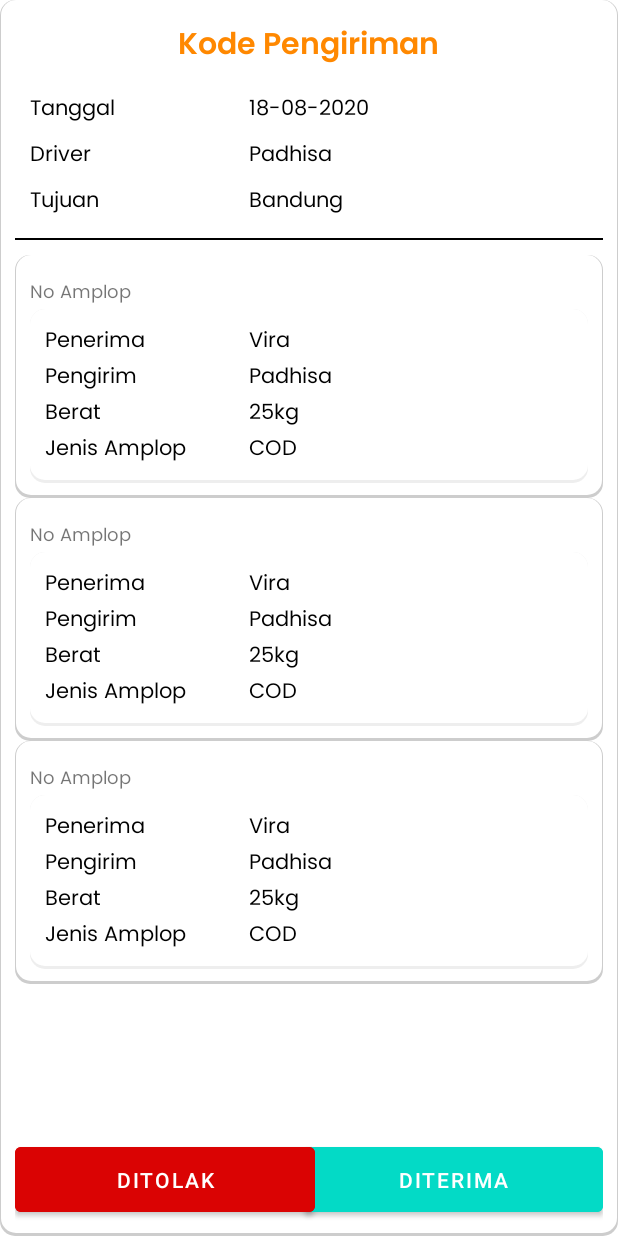
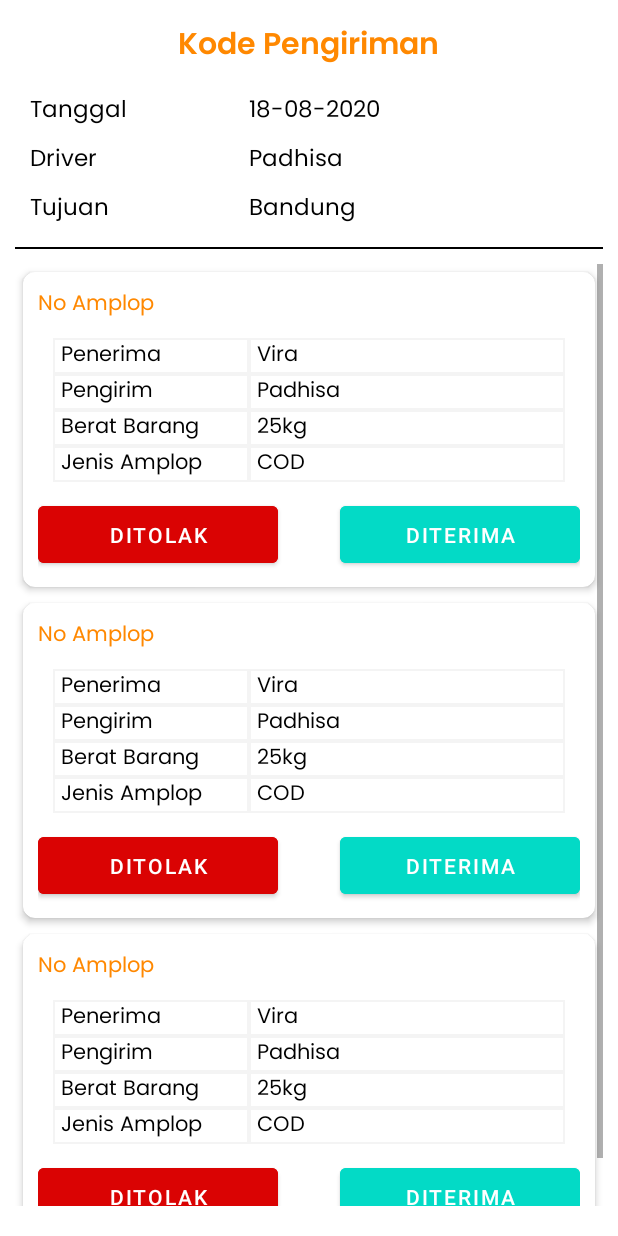
Before and after one commit to https-github-com-Magang/aplikasi_jagad, an Android app: the layout activity_detail_order.xml on its own in the app's theme, with its tools: preview values and no code run, on a phone screen of 412 x 824 dp. Run offline under Robolectric (Android 15) with nearby library versions, the phone set to English and light mode, and no system bars.

Commit message:
nampilin amplop di surat jalan

```diff
--- a/app/src/main/java/com/aplikasijagad/DetailOrderActivity.kt
+++ b/app/src/main/java/com/aplikasijagad/DetailOrderActivity.kt
@@ -40,13 +40,7 @@ class DetailOrderActivity : AppCompatActivity() {
         detail_tanggal.text = data?.tanggal
         detail_tujuan.text = data?.tujuan
 
-        amplop()
-    }
-
-    private fun amplop() {
-//        val uid = user.uid
-
-        database.getReference("SURATJALAN").child("SRJ001").child("Amplop").addListenerForSingleValueEvent(object :
+        database.getReference("SURATJALAN").child(data!!.uidSRJ).child("Amplop").orderByChild("idSRJ").equalTo(data.uidSRJ).addListenerForSingleValueEvent(object :
             ValueEventListener {
             override fun onCancelled(p0: DatabaseError) {}
 
@@ -68,8 +62,7 @@ class DetailOrderActivity : AppCompatActivity() {
                     itemView.detail_rincian_jenis.text = item.jenisamplop
                 }, { _, item ->
                     val intent = Intent(applicationContext, DetailOrderActivity::class.java)
-//                    intent.putExtra("data", item)
-                    startActivity(intent)
+//
                 })
 
                 rvLaporanAmplop.apply {
@@ -79,6 +72,7 @@ class DetailOrderActivity : AppCompatActivity() {
             }
         })
     }
+
 
 //    private fun accepted() {
 //        val builder = AlertDialog.Builder(requireContext())
--- a/app/src/main/java/com/aplikasijagad/kurir/HomeKurirFragment.kt
+++ b/app/src/main/java/com/aplikasijagad/kurir/HomeKurirFragment.kt
@@ -86,7 +86,7 @@ class HomeKurirFragment : Fragment() {
     private fun orderKurir() {
         val uid = user.uid
 
-        database.getReference("SURATJALAN").orderByChild("idDriver").equalTo(uid).addListenerForSingleValueEvent(object :
+        database.getReference("SURATJALAN").orderByChild("uidDriver").equalTo(uid).addListenerForSingleValueEvent(object :
             ValueEventListener {
             override fun onCancelled(p0: DatabaseError) {}
 
--- /dev/null
+++ b/app/src/main/res/drawable/background_amplop.xml
@@ -0,0 +1,16 @@
+<?xml version="1.0" encoding="utf-8"?>
+<layer-list xmlns:android="http://schemas.android.com/apk/res/android">
+    <item
+        android:top="0dp"
+        android:left="0dp"
+        android:right="0dp"
+        android:bottom="0dp">
+
+        <shape android:shape="rectangle">
+            <solid android:color="#fff"/>
+            <stroke
+                android:width="1dp"
+                android:color="#F4F4F4"/>
+        </shape>
+    </item>
+</layer-list>
--- a/app/src/main/res/drawable/background_purple.xml
+++ b/app/src/main/res/drawable/background_purple.xml
@@ -12,7 +12,7 @@
         android:top="0dp"
         android:bottom="2dp">
         <shape android:shape="rectangle">
-            <solid android:color="@color/purple_500"/>
+            <solid android:color="@color/btn"/>
             <corners android:radius="3dp" />
         </shape>
     </item>
--- a/app/src/main/res/layout/activity_detail_order.xml
+++ b/app/src/main/res/layout/activity_detail_order.xml
@@ -11,7 +11,6 @@
         android:id="@+id/relativeLayout"
         android:layout_width="match_parent"
         android:layout_height="wrap_content"
-        android:background="@drawable/background_putih"
         android:padding="10dp"
         app:layout_constraintEnd_toEndOf="parent"
         app:layout_constraintStart_toStartOf="parent"
@@ -57,7 +56,7 @@
                     android:paddingVertical="3dp"
                     android:text="Tanggal"
                     android:textColor="@color/black"
-                    android:textSize="14sp" />
+                    android:textSize="15sp" />
 
                 <TextView
                     android:id="@+id/tv_totloket2"
@@ -67,7 +66,7 @@
                     android:paddingVertical="3dp"
                     android:text="Driver"
                     android:textColor="@color/black"
-                    android:textSize="14sp" />
+                    android:textSize="15sp" />
 
                 <TextView
                     android:id="@+id/tv_totloket3"
@@ -77,7 +76,7 @@
                     android:paddingVertical="3dp"
                     android:text="Tujuan"
                     android:textColor="@color/black"
-                    android:textSize="14sp" />
+                    android:textSize="15sp" />
 
             </LinearLayout>
 
@@ -95,7 +94,7 @@
                     android:paddingVertical="3dp"
                     android:text="18-08-2020"
                     android:textColor="@color/black"
-                    android:textSize="14sp" />
+                    android:textSize="15sp" />
 
                 <TextView
                     android:id="@+id/detail_driver"
@@ -105,7 +104,7 @@
                     android:paddingVertical="3dp"
                     android:text="Padhisa"
                     android:textColor="@color/black"
-                    android:textSize="14sp" />
+                    android:textSize="15sp" />
 
                 <TextView
                     android:id="@+id/detail_tujuan"
@@ -115,38 +114,20 @@
                     android:paddingVertical="3dp"
                     android:text="Bandung"
                     android:textColor="@color/black"
-                    android:textSize="14sp" />
+                    android:textSize="15sp" />
             </LinearLayout>
         </LinearLayout>
 
-        <Button
-            android:id="@+id/button3"
-            android:layout_width="200dp"
-            android:layout_height="55dp"
-            android:layout_alignParentEnd="true"
-            android:layout_alignParentBottom="true"
-            android:backgroundTint="@color/green"
-            android:text="@string/diterima" />
-
-        <Button
-            android:id="@+id/button4"
-            android:layout_width="200dp"
-            android:layout_height="55dp"
-            android:layout_alignParentStart="true"
-            android:layout_alignParentBottom="true"
-            android:backgroundTint="@color/red"
-            android:text="@string/ditolak" />
-
         <ScrollView
-            android:layout_width="wrap_content"
+            android:layout_width="match_parent"
             android:layout_height="wrap_content"
-            android:layout_marginBottom="50dp"
             android:layout_below="@+id/linearLayout2"
-            android:layout_marginTop="10dp">
+            android:layout_marginTop="10dp"
+            android:layout_marginBottom="10dp">
 
             <androidx.recyclerview.widget.RecyclerView
                 android:id="@+id/rvLaporanAmplop"
-                android:layout_width="wrap_content"
+                android:layout_width="match_parent"
                 android:layout_height="wrap_content"
                 tools:listitem="@layout/list_amplop" />
         </ScrollView>
--- a/app/src/main/res/layout/activity_login.xml
+++ b/app/src/main/res/layout/activity_login.xml
@@ -28,6 +28,8 @@
             android:layout_width="300dp"
             android:layout_height="wrap_content"
             android:layout_marginTop="40dp"
+            app:boxStrokeColor="@color/btn"
+
             app:layout_constraintEnd_toEndOf="parent"
             app:layout_constraintStart_toStartOf="parent"
             app:layout_constraintTop_toBottomOf="@+id/tv_login">
@@ -47,6 +49,7 @@
             style="@style/Widget.MaterialComponents.TextInputLayout.OutlinedBox"
             android:layout_width="300dp"
             android:layout_height="wrap_content"
+            app:boxStrokeColor="@color/btn"
             android:layout_marginTop="10dp"
             app:layout_constraintEnd_toEndOf="@+id/et_lognik"
             app:layout_constraintStart_toStartOf="@+id/et_lognik"
@@ -65,12 +68,11 @@
         <Button
             android:id="@+id/btn_login"
             android:layout_marginTop="40dp"
-            android:text="Log In"
+            android:text="Login"
             android:textColor="@color/white"
             android:layout_width="254dp"
             android:layout_height="41dp"
             android:background="@drawable/background_orange"
-
             app:layout_constraintEnd_toEndOf="@+id/btn_logcourier"
             app:layout_constraintStart_toStartOf="@+id/btn_logadmin"
             app:layout_constraintTop_toBottomOf="@+id/btn_logcourier" />
--- a/app/src/main/res/layout/list_amplop.xml
+++ b/app/src/main/res/layout/list_amplop.xml
@@ -1,15 +1,17 @@
 <?xml version="1.0" encoding="utf-8"?>
-<androidx.constraintlayout.widget.ConstraintLayout xmlns:android="http://schemas.android.com/apk/res/android"
+<androidx.cardview.widget.CardView xmlns:android="http://schemas.android.com/apk/res/android"
     xmlns:app="http://schemas.android.com/apk/res-auto"
     xmlns:tools="http://schemas.android.com/tools"
     android:layout_width="match_parent"
     android:layout_height="wrap_content"
+    android:layout_margin="5dp"
+    app:cardCornerRadius="8dp"
+    app:cardElevation="3dp"
     tools:context=".DetailOrderActivity">
 
-    <RelativeLayout
+    <androidx.constraintlayout.widget.ConstraintLayout
         android:layout_width="match_parent"
         android:layout_height="wrap_content"
-        android:background="@drawable/background_putih"
         android:padding="10dp"
         app:layout_constraintEnd_toEndOf="parent"
         app:layout_constraintStart_toStartOf="parent"
@@ -22,13 +24,13 @@
             android:layout_height="wrap_content"
             android:layout_below="@+id/linearLayout2"
             android:layout_alignStart="@+id/detail_kode"
-            android:layout_marginStart="0dp"
-            android:layout_marginTop="5dp"
             android:fontFamily="@font/poppins"
             android:maxLines="1"
             android:text="No Amplop"
-            android:textColorHint="@color/black"
-            android:textSize="12sp" />
+            android:textColor="@android:color/holo_orange_dark"
+            android:textSize="14sp"
+            app:layout_constraintStart_toStartOf="parent"
+            app:layout_constraintTop_toTopOf="parent" />
 
         <LinearLayout
             android:id="@+id/linearLayout3"
@@ -36,10 +38,11 @@
             android:layout_height="wrap_content"
             android:layout_below="@id/tv_rincian"
             android:layout_alignStart="@id/tv_rincian"
-            android:background="@drawable/background_white"
             android:baselineAligned="false"
             android:orientation="horizontal"
-            android:padding="10dp">
+            android:padding="10dp"
+            app:layout_constraintTop_toBottomOf="@+id/tv_rincian"
+            tools:layout_editor_absoluteX="10dp">
 
             <LinearLayout
                 android:layout_width="110dp"
@@ -51,6 +54,8 @@
                     android:id="@+id/tv_totkurir3"
                     android:layout_width="match_parent"
                     android:layout_height="wrap_content"
+                    android:paddingLeft="5dp"
+                    android:background="@drawable/background_amplop"
                     android:fontFamily="@font/poppins"
                     android:text="Penerima"
                     android:textColor="@color/black"
@@ -60,7 +65,9 @@
                     android:id="@+id/tv_totloket4"
                     android:layout_width="match_parent"
                     android:layout_height="wrap_content"
+                    android:background="@drawable/background_amplop"
                     android:fontFamily="@font/poppins"
+                    android:paddingLeft="5dp"
                     android:paddingVertical="0dp"
                     android:text="Pengirim"
                     android:textColor="@color/black"
@@ -70,8 +77,10 @@
                     android:id="@+id/tv_totloket5"
                     android:layout_width="match_parent"
                     android:layout_height="wrap_content"
+                    android:paddingLeft="5dp"
+                    android:background="@drawable/background_amplop"
                     android:fontFamily="@font/poppins"
-                    android:text="Berat"
+                    android:text="Berat Barang"
                     android:textColor="@color/black"
                     android:textSize="14sp" />
 
@@ -79,6 +88,8 @@
                     android:id="@+id/tv_totkurir6"
                     android:layout_width="match_parent"
                     android:layout_height="wrap_content"
+                    android:paddingLeft="5dp"
+                    android:background="@drawable/background_amplop"
                     android:fontFamily="@font/poppins"
                     android:text="Jenis Amplop"
                     android:textColor="@color/black"
@@ -95,8 +106,10 @@
                     android:id="@+id/detail_rincian_penerima"
                     android:layout_width="match_parent"
                     android:layout_height="wrap_content"
+                    android:background="@drawable/background_amplop"
                     android:fontFamily="@font/poppins"
                     android:text="Vira"
+                    android:paddingLeft="5dp"
                     android:textColor="@color/black"
                     android:textSize="14sp" />
 
@@ -104,8 +117,10 @@
                     android:id="@+id/detail_rincian_pengirim"
                     android:layout_width="match_parent"
                     android:layout_height="wrap_content"
+                    android:background="@drawable/background_amplop"
                     android:fontFamily="@font/poppins"
                     android:text="Padhisa"
+                    android:paddingLeft="5dp"
                     android:textColor="@color/black"
                     android:textSize="14sp" />
 
@@ -113,7 +128,9 @@
                     android:id="@+id/detail_rincian_berat"
                     android:layout_width="match_parent"
                     android:layout_height="wrap_content"
+                    android:background="@drawable/background_amplop"
                     android:fontFamily="@font/poppins"
+                    android:paddingLeft="5dp"
                     android:text="25kg"
                     android:textColor="@color/black"
                     android:textSize="14sp" />
@@ -122,11 +139,33 @@
                     android:id="@+id/detail_rincian_jenis"
                     android:layout_width="match_parent"
                     android:layout_height="wrap_content"
+                    android:background="@drawable/background_amplop"
                     android:fontFamily="@font/poppins"
                     android:text="COD"
+                    android:paddingLeft="5dp"
                     android:textColor="@color/black"
                     android:textSize="14sp" />
             </LinearLayout>
         </LinearLayout>
-    </RelativeLayout>
-</androidx.constraintlayout.widget.ConstraintLayout>
+
+        <Button
+            android:id="@+id/button3"
+            android:layout_width="160dp"
+            android:layout_height="50dp"
+            android:backgroundTint="@color/green"
+            android:text="@string/diterima"
+            app:layout_constraintBottom_toBottomOf="parent"
+            app:layout_constraintEnd_toEndOf="@+id/linearLayout3"
+            app:layout_constraintTop_toBottomOf="@+id/linearLayout3" />
+
+        <Button
+            android:id="@+id/button4"
+            android:layout_width="160dp"
+            android:layout_height="50dp"
+            android:backgroundTint="@color/red"
+            android:text="@string/ditolak"
+            app:layout_constraintBottom_toBottomOf="parent"
+            app:layout_constraintStart_toStartOf="@+id/linearLayout3"
+            app:layout_constraintTop_toBottomOf="@+id/linearLayout3" />
+    </androidx.constraintlayout.widget.ConstraintLayout>
+</androidx.cardview.widget.CardView>
--- a/app/src/main/res/values-night/themes.xml
+++ b/app/src/main/res/values-night/themes.xml
@@ -2,7 +2,7 @@
     <!-- Base application theme. -->
     <style name="Theme.AplikasiJagad" parent="Theme.MaterialComponents.Light.NoActionBar">
         <!-- Primary brand color. -->
-        <item name="colorPrimary">#FF7629</item>
+        <item name="colorPrimary">@color/teal_200</item>
         <item name="colorPrimaryVariant">@color/gray</item>
         <item name="colorOnPrimary">@color/white</item>
         <!-- Secondary brand color. -->
```
